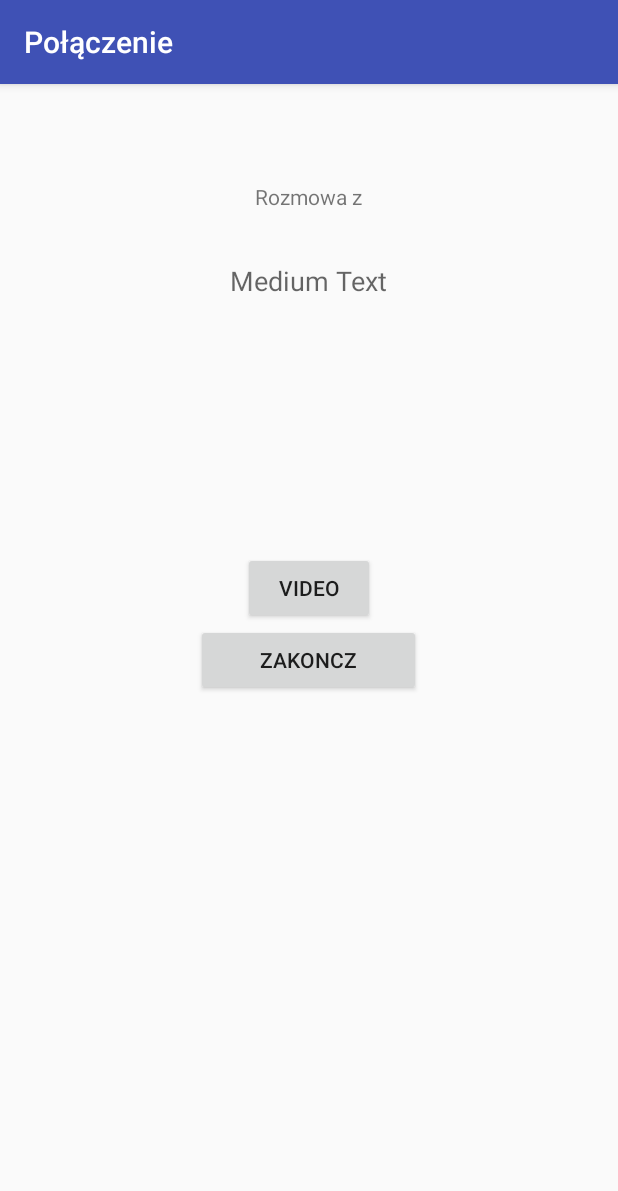
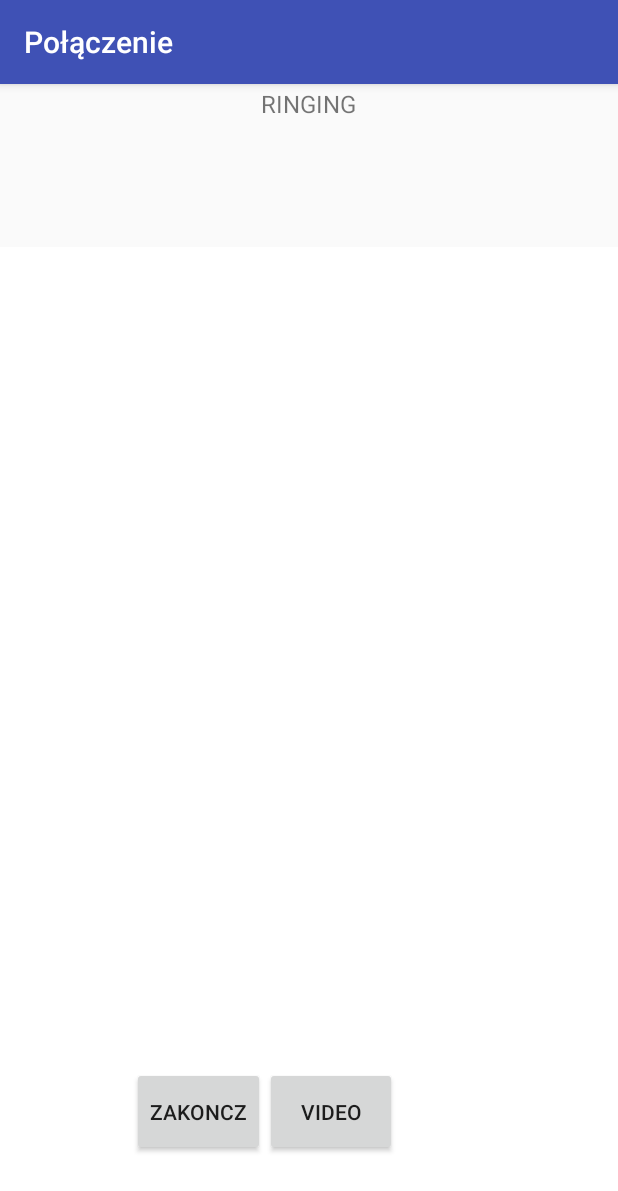
Before and after one commit to WojciechKwasnyy/App, an Android app: the CallActivity screen opened directly, with no data from a screen before it, on a phone screen of 412 x 824 dp. Shown: the top 1191 px of the screen. Run offline under Robolectric (Android 15) with nearby library versions, the phone set to English and light mode, and no system bars; libraries missing offline, so code that uses them is left out: com.sinch.android; 2 statements that could not run were skipped.

```diff
--- a/app/src/main/AndroidManifest.xml
+++ b/app/src/main/AndroidManifest.xml
@@ -69,10 +69,6 @@
             android:name=".RegistrationActivity"
             android:label="@string/title_activity_registration"
             android:theme="@style/AppTheme.NoActionBar" />
-        <activity
-            android:name=".VideoConversation"
-            android:label="@string/title_activity_video_conversation"
-            android:theme="@style/AppTheme.NoActionBar"></activity>
     </application>
 
 </manifest>
--- a/app/src/main/java/com/example/wojtek_asus/app/VideoConversation.java
+++ /dev/null
@@ -1,48 +0,0 @@
-package com.example.wojtek_asus.app;
-
-import android.content.DialogInterface;
-import android.os.Bundle;
-import android.support.design.widget.FloatingActionButton;
-import android.support.design.widget.Snackbar;
-import android.support.v7.app.AppCompatActivity;
-import android.support.v7.widget.Toolbar;
-import android.telecom.Call;
-import android.view.View;
-import android.widget.Button;
-import android.widget.TextView;
-
-import com.sinch.android.rtc.SinchClient;
-import com.sinch.android.rtc.video.VideoController;
-
-
-public class VideoConversation extends AppCompatActivity {
-
-    @Override
-    protected void onCreate(Bundle savedInstanceState) {
-        super.onCreate(savedInstanceState);
-        setContentView(R.layout.activity_video_conversation);
-        Toolbar toolbar = (Toolbar) findViewById(R.id.toolbar);
-        setSupportActionBar(toolbar);
-
-        TextView CallerName = (TextView) findViewById(R.id.CallerName);
-        CallerName.setText(User.getInstance().call.getRemoteUserId());
-
-        Button endCallButton = (Button) findViewById(R.id.btEndVideo);
-
-
-        User.getInstance().call.hangup();
-        finish();
-
-    }/*
-    @Override
-    public void onVideoTrackAdded(Call call) {
-        // Get a reference to your SinchClient, in the samples this is done through the service interface:
-        VideoController vc = getSinchServiceInterface().getVideoController();
-       View myPreview = vc.getLocalView();
-        View remoteView = vc.getRemoteView();
-
-    }
-*/
-
-
-}
--- a/app/src/main/res/layout/content_call.xml
+++ b/app/src/main/res/layout/content_call.xml
@@ -1,54 +1,93 @@
 <?xml version="1.0" encoding="utf-8"?>
-<RelativeLayout xmlns:android="http://schemas.android.com/apk/res/android"
-    xmlns:app="http://schemas.android.com/apk/res-auto"
-    xmlns:tools="http://schemas.android.com/tools"
+<LinearLayout xmlns:android="http://schemas.android.com/apk/res/android"
     android:layout_width="match_parent"
     android:layout_height="match_parent"
-    android:paddingBottom="@dimen/activity_vertical_margin"
-    android:paddingLeft="@dimen/activity_horizontal_margin"
-    android:paddingRight="@dimen/activity_horizontal_margin"
-    android:paddingTop="@dimen/activity_vertical_margin"
-    android:screenOrientation="portrait"
-    app:layout_behavior="@string/appbar_scrolling_view_behavior"
-    tools:context=".CallActivity"
-    tools:showIn="@layout/activity_call">
+    android:orientation="vertical"
+    android:weightSum="5"
+    android:background="#ffffffff"
+    >
 
+    <LinearLayout
+        android:layout_width="match_parent"
+        android:layout_height="0dp"
+        android:orientation="vertical"
+        android:layout_weight="1"
+        android:background="#fffafafa"
+
+        >
+
+        <TextView
+            android:id="@+id/textView"
+            android:layout_width="wrap_content"
+            android:layout_height="wrap_content"
+            android:layout_gravity="center_horizontal"
+            android:layout_margin="10dp"
+            android:text="Rozmowa z"
+
+            android:textSize="28sp"/>
+
+        <TextView
+            android:id="@+id/textView2"
+            android:layout_width="wrap_content"
+            android:layout_height="wrap_content"
+            android:layout_gravity="center_horizontal"
+            android:text="Ringing"
+
+            android:textSize="16sp"
+            android:textAllCaps="true"
+            />
+
+
+
+    </LinearLayout>
+
+    <RelativeLayout
+        android:layout_width="wrap_content"
+        android:layout_height="0dp"
+        android:padding="0dip"
+        android:layout_weight="3"
+         android:orientation="vertical">
+
+        <LinearLayout android:id="@+id/remoteVideo" android:layout_width="wrap_content"
+            android:layout_height="wrap_content" android:layout_alignParentLeft="true"
+            android:layout_alignParentTop="true" android:orientation="horizontal"/>
+
+        <RelativeLayout android:id="@+id/localVideo" android:layout_width="150dp"
+            android:layout_alignParentRight="true" android:layout_height="200dp"
+            android:layout_alignParentTop="true" />
+
+    </RelativeLayout>
+
+    <RelativeLayout
+        android:id="@+id/bottomPanel"
+        android:layout_width="match_parent"
+        android:layout_height="0dp"
+
+        android:layout_weight="1">
         <Button
-        android:layout_width="150dp"
-        android:layout_height="wrap_content"
             android:text="Zakoncz"
             android:id="@+id/button2"
-        android:layout_centerVertical="true"
-        android:layout_centerHorizontal="true"
             android:onClick="endCall"
-        />
-
-    <TextView
+            android:paddingBottom="20dp"
+            android:paddingTop="20dp"
             android:layout_width="wrap_content"
             android:layout_height="wrap_content"
-        android:text="Rozmowa z"
-        android:id="@+id/textView"
-        android:layout_alignParentTop="true"
-        android:layout_centerHorizontal="true"
-        android:layout_marginTop="49dp" />
-
-    <TextView
-        android:layout_width="wrap_content"
-        android:layout_height="wrap_content"
-        android:textAppearance="?android:attr/textAppearanceMedium"
-        android:text="Medium Text"
-        android:id="@+id/textView2"
-        android:layout_below="@+id/textView"
-        android:layout_centerHorizontal="true"
-        android:layout_marginTop="34dp" />
-
+            android:layout_marginLeft="88dp"
+            android:layout_marginStart="88dp"
+            android:layout_centerVertical="true"
+            android:layout_alignParentLeft="true"
+            android:layout_alignParentStart="true" />
         <Button
             android:layout_width="wrap_content"
             android:layout_height="wrap_content"
             android:text="Video"
             android:id="@+id/btvideo"
-        android:layout_above="@+id/button2"
-        android:layout_centerHorizontal="true"
-        android:onClick="VIDEO"/>
+            android:onClick="VIDEO"
+            android:layout_gravity="bottom"
+            android:layout_alignTop="@+id/button2"
+            android:layout_toRightOf="@+id/button2"
+            android:layout_alignBottom="@+id/button2" />
 
     </RelativeLayout>
+
+</LinearLayout>
--- a/app/src/main/res/layout/content_contactslist.xml
+++ b/app/src/main/res/layout/content_contactslist.xml
@@ -30,7 +30,7 @@
         android:id="@+id/contactslistview"
         style="@style/ContactsListView"
         android:entries="@array/SKAMPER"
-        android:layout_height="437dp" />
+        android:layout_height="436dp" />
 
 
 
```
Also changed, not shown: app/src/main/res/drawable/accepticon.png, app/src/main/res/drawable/declineicon.png. Lines whose indentation alone changed are shown as unchanged.
